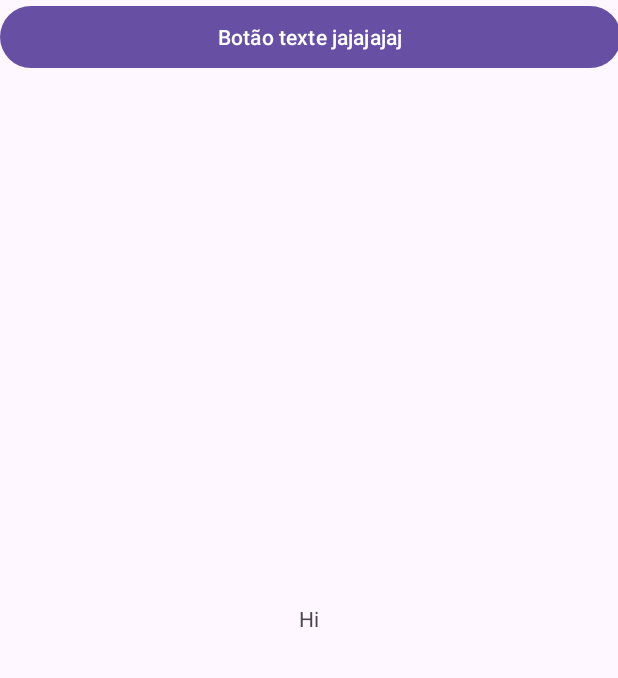
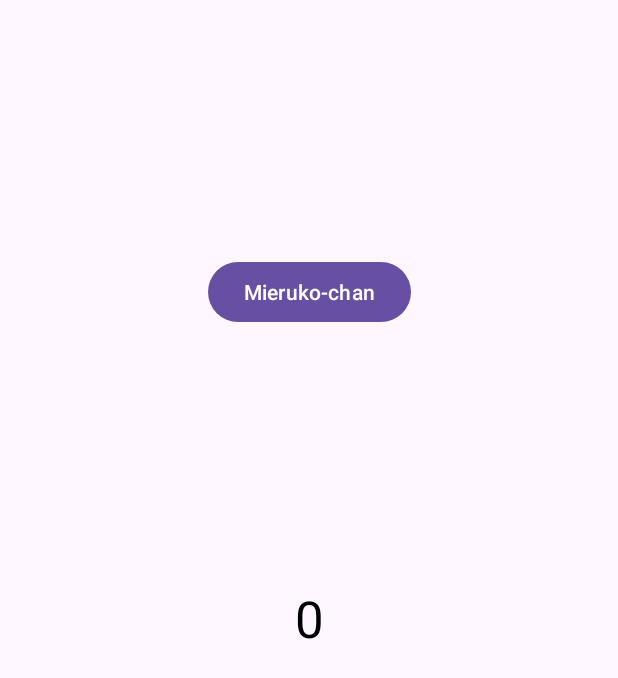
Before and after one commit to dudaotaku/Dispositivos_moveis, an Android app: the screen it shows after launch (MainActivity), on a phone screen of 412 x 824 dp. Shown: the top 678 px of the screen. Run offline under Robolectric (Android 15) with nearby library versions, the phone set to English and light mode, and no system bars.

```diff
--- a/app/src/main/java/com/example/myapplication/MainActivity.java
+++ b/app/src/main/java/com/example/myapplication/MainActivity.java
@@ -2,6 +2,7 @@ package com.example.myapplication;
 
 import android.app.LocaleManager;
 import android.os.Bundle;
+import android.widget.TextView;
 
 import androidx.activity.EdgeToEdge;
 import androidx.appcompat.app.AppCompatActivity;
@@ -10,14 +11,22 @@ import androidx.core.view.ViewCompat;
 import androidx.core.view.WindowInsetsCompat;
 
 public class MainActivity extends AppCompatActivity {
-
+    TextView tv;
+    int i =0;
     @Override
     protected void onCreate(Bundle savedInstanceState) {
         super.onCreate(savedInstanceState);
         EdgeToEdge.enable(this);
         setContentView(R.layout.activity_main);
-        LocaleManager lm;
-        getString(R.string.Hello);
+        tv = findViewById(R.id.textView);
+        tv.setText(Integer.toString(i));
+        tv.setOnClickListener(v -> {
+            i++;
+            tv.setText((Integer.toString(i)));
+
+                });
+
+
         ViewCompat.setOnApplyWindowInsetsListener(findViewById(R.id.main), (v, insets) -> {
             Insets systemBars = insets.getInsets(WindowInsetsCompat.Type.systemBars());
             v.setPadding(systemBars.left, systemBars.top, systemBars.right, systemBars.bottom);
--- a/app/src/main/res/layout/activity_main.xml
+++ b/app/src/main/res/layout/activity_main.xml
@@ -7,20 +7,29 @@
     android:layout_height="match_parent"
     tools:context=".MainActivity">
 
+
     <TextView
+        android:id="@+id/textView"
         android:layout_width="wrap_content"
         android:layout_height="wrap_content"
         android:text="@string/Hello"
+        android:textColor="@color/design_default_color_on_secondary"
+        android:textColorLink="#DC2828"
+        android:textSize="34sp"
         app:layout_constraintBottom_toBottomOf="parent"
         app:layout_constraintEnd_toEndOf="parent"
         app:layout_constraintStart_toStartOf="parent"
         app:layout_constraintTop_toTopOf="parent" />
 
     <Button
-        android:layout_width="414dp"
-        android:layout_height="49dp"
-        android:text="Botão texte jajajajaj"
-        tools:layout_editor_absoluteX="-2dp"
-        tools:layout_editor_absoluteY="2dp" />
+
+        android:id="@+id/botao"
+        android:layout_width="wrap_content"
+        android:layout_height="wrap_content"
+        android:text="Mieruko-chan"
+        app:layout_constraintBottom_toTopOf="@+id/textView"
+        app:layout_constraintEnd_toEndOf="parent"
+        app:layout_constraintStart_toStartOf="parent"
+        app:layout_constraintTop_toTopOf="parent" />
 
 </androidx.constraintlayout.widget.ConstraintLayout>
--- a/app/src/main/res/values/strings.xml
+++ b/app/src/main/res/values/strings.xml
@@ -1,4 +1,4 @@
 <resources>
     <string name="app_name">My Application</string>
-    <string name="Hello">Hi</string>
+    <string name="Hello">Hi!!</string>
 </resources>
--- a/gradle/libs.versions.toml
+++ b/gradle/libs.versions.toml
@@ -1,5 +1,5 @@
 [versions]
-agp = "8.9.1"
+agp = "8.12.0"
 junit = "4.13.2"
 junitVersion = "1.2.1"
 espressoCore = "3.6.1"
```
Also changed, not shown: gradle/wrapper/gradle-wrapper.properties.
